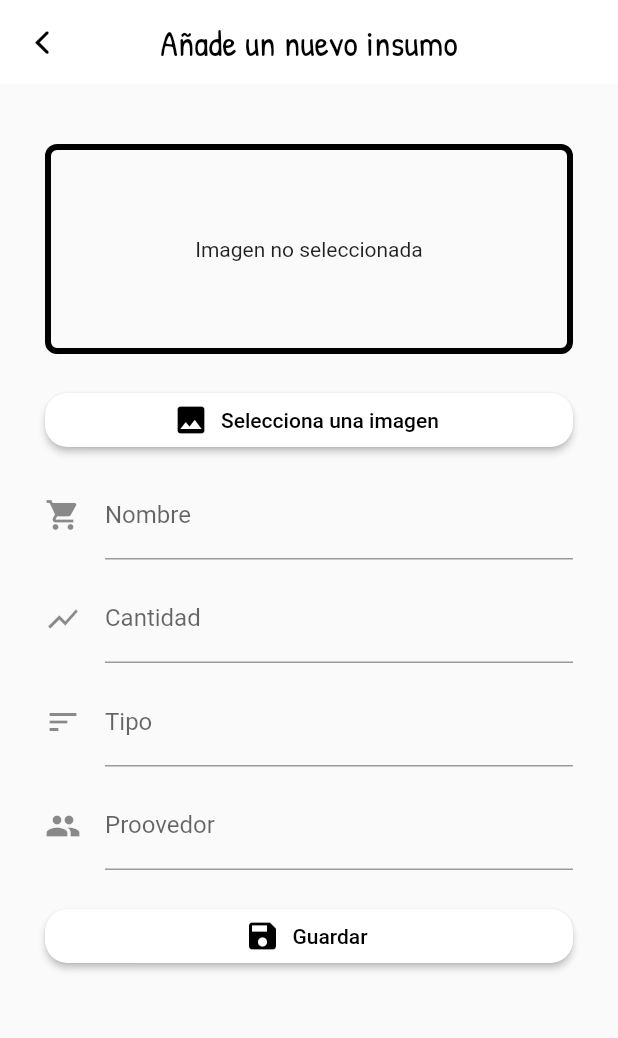
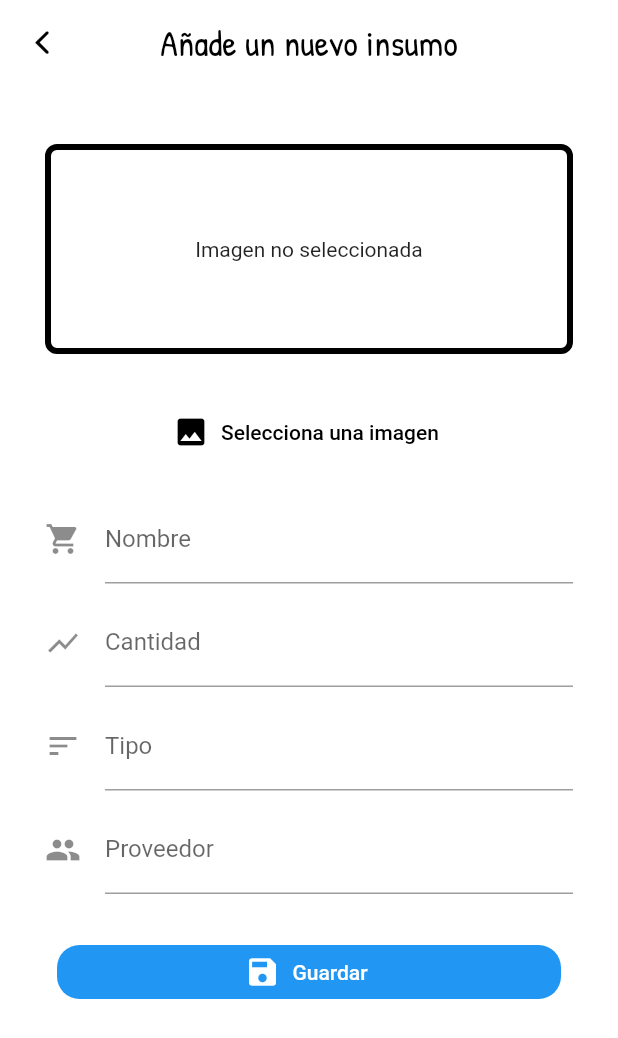
Before and after one commit to marcoleonardini/hackton_pyme_2019, a Flutter app: the InsumeFormScreen screen opened by its route, on a phone screen of 412 x 824 dp. Shown: the top 1038 px of the screen. Run offline on Flutter 3.47's test engine with Material 2 defaults, Android fonts, the light colour scheme and no system bars; missing offline and left inert: dialogflow, qr_code_scanner.

Commit message:
change designs in button and pages app bar

```diff
--- a/lib/ui/pages/insumeForm/insume_form_screen.dart
+++ b/lib/ui/pages/insumeForm/insume_form_screen.dart
@@ -30,6 +30,7 @@ class _InsumeFormScreenState extends State<InsumeFormScreen> {
   @override
   Widget build(BuildContext context) {
     return Scaffold(
+      backgroundColor: Colors.white,
       appBar: AppBar(
         leading: IconButton(
           onPressed: () => Navigator.pop(context),
@@ -94,7 +95,7 @@ class _InsumeFormScreenState extends State<InsumeFormScreen> {
             CustomInputField(
               controller: _providerController,
               hintText: 'Ingresa el proveedor del insumo',
-              labelText: 'Proovedor',
+              labelText: 'Proveedor',
               icon: Icon(Icons.people),
               inputType: TextInputType.text,
             ),
@@ -102,8 +103,8 @@ class _InsumeFormScreenState extends State<InsumeFormScreen> {
             CustomButton(
               child: Text("Guardar"),
               icon: Icon(Icons.save),
-              textColor: Colors.black,
-              backgroundColor: Colors.white,
+              textColor: Colors.white,
+              backgroundColor: Colors.blue,
               onPressed: () {},
             ),
           ],
--- a/lib/ui/pages/productForm/product_form_screen.dart
+++ b/lib/ui/pages/productForm/product_form_screen.dart
@@ -30,6 +30,7 @@ class _ProductFormScreenState extends State<ProductFormScreen> {
   @override
   Widget build(BuildContext context) {
     return Scaffold(
+      backgroundColor: Colors.white,
       appBar: AppBar(
         leading: IconButton(
           onPressed: () => Navigator.pop(context),
@@ -94,7 +95,7 @@ class _ProductFormScreenState extends State<ProductFormScreen> {
             CustomInputField(
               controller: _providerController,
               hintText: 'Ingresa el proveedor del producto',
-              labelText: 'Proovedor',
+              labelText: 'Proveedor',
               icon: Icon(Icons.people),
               inputType: TextInputType.text,
             ),
@@ -102,8 +103,8 @@ class _ProductFormScreenState extends State<ProductFormScreen> {
             CustomButton(
               child: Text("Guardar"),
               icon: Icon(Icons.save),
-              textColor: Colors.black,
-              backgroundColor: Colors.white,
+              textColor: Colors.white,
+              backgroundColor: Colors.blue,
               onPressed: () {},
             ),
           ],
--- a/lib/ui/widgets/custom_button.dart
+++ b/lib/ui/widgets/custom_button.dart
@@ -1,42 +1,50 @@
 import 'package:flutter/material.dart';
 
 class CustomButton extends StatelessWidget {
-
   final Widget child;
   final Function onPressed;
   final Color backgroundColor;
   final Color textColor;
   final Icon icon;
 
-  CustomButton({@required this.child, this.onPressed, @required this.backgroundColor, @required this.textColor, this.icon});
+  CustomButton({
+    @required this.child,
+    this.onPressed,
+    @required this.backgroundColor,
+    @required this.textColor,
+    this.icon,
+  });
 
   @override
   Widget build(BuildContext context) {
-    if(icon != null) {
-      return RaisedButton.icon(
+    if (icon != null) {
+      return Padding(
+        padding: const EdgeInsets.all(8.0),
+        child: RaisedButton.icon(
+          elevation: 0.0,
           icon: this.icon,
-        label: Container(
-          child: this.child
-        ),
-        shape: RoundedRectangleBorder(
-          borderRadius: BorderRadius.circular(15.0)
-        ),
+          label: Container(child: this.child),
+          shape:
+              RoundedRectangleBorder(borderRadius: BorderRadius.circular(15.0)),
           color: this.backgroundColor,
           textColor: this.textColor,
           onPressed: this.onPressed,
+        ),
       );
     } else {
-      return RaisedButton(
+      return Padding(
+        padding: const EdgeInsets.all(8.0),
+        child: RaisedButton(
+          elevation: 0.0,
           child: Container(
               padding: EdgeInsets.symmetric(horizontal: 15, vertical: 15.0),
-          child: this.child
-        ),
-        shape: RoundedRectangleBorder(
-          borderRadius: BorderRadius.circular(15.0)
-        ),
+              child: this.child),
+          shape:
+              RoundedRectangleBorder(borderRadius: BorderRadius.circular(15.0)),
           color: this.backgroundColor,
           textColor: this.textColor,
           onPressed: this.onPressed,
+        ),
       );
     }
   }
```
Also changed, not shown: lib/ui/pages/home.page.dart (+3 -14 lines), lib/ui/pages/incomes/incomes.dart (+30 -23 lines), lib/ui/pages/inventory/inventory.dart (+10 -2 lines), lib/ui/pages/providers/providers.dart (+15 -1 lines), lib/ui/pages/sales/sales.dart (+32 -20 lines), lib/data/important.txt (deleted), lib/models/important.txt (deleted), lib/ui/important.txt (deleted). Lines whose indentation alone changed are shown as unchanged.
